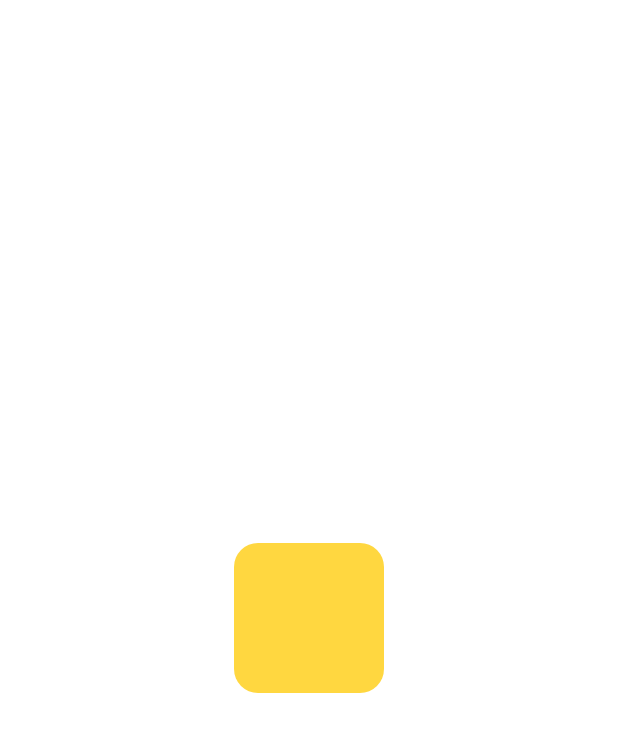
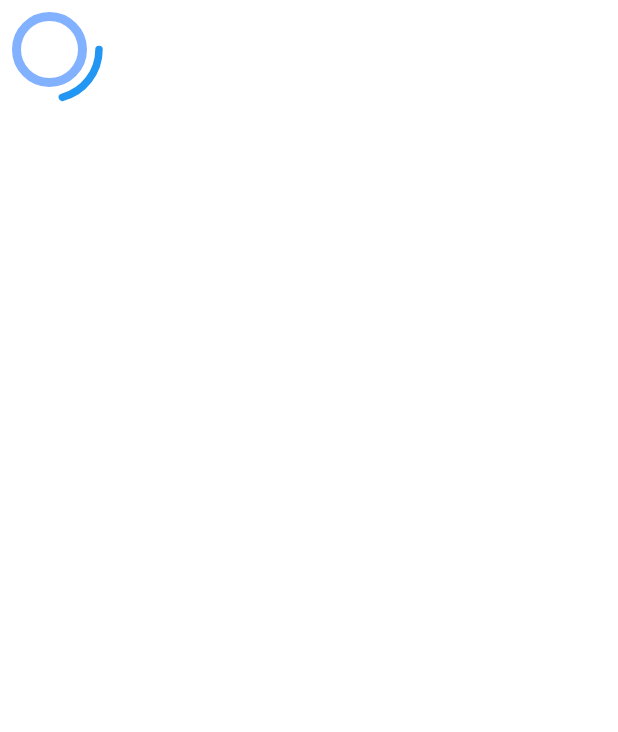
Before and after one commit to ptthien1012/flutter-base, a Flutter app: the screen it shows after launch, on a phone screen of 412 x 824 dp. Shown: the top 732 px of the screen. Run offline on Flutter 3.47's test engine with Material 2 defaults, Android fonts, the phone set to English and light mode, and no system bars; our stand-ins replace auto_route, dio, easy_localization, flutter_bloc, flutter_dotenv, freezed_annotation and 8 more; missing offline and left inert: awesome_dio_interceptor; accounts and stored records are empty; generated files the repository leaves out were written again.

Commit message:
save code

```diff
--- a/lib/core/util/tool/ui_tool.dart
+++ b/lib/core/util/tool/ui_tool.dart
@@ -2,10 +2,10 @@ import 'package:flutter/material.dart';
 
 class UiTool {
   double getScreenWidth({required BuildContext context}) {
-    return MediaQuery.of(context).size.width;
+    return MediaQuery.sizeOf(context).width;
   }
 
   double getScreenHeight({required BuildContext context}) {
-    return MediaQuery.of(context).size.height;
+    return MediaQuery.sizeOf(context).height;
   }
 }
--- /dev/null
+++ b/lib/data/data_source/local/pokemon_pref/pokemon_pref_helper.dart
@@ -0,0 +1 @@
+abstract class PokemonPrefHelper {}
--- a/lib/data/data_source/remote/network/network_api_service.dart
+++ b/lib/data/data_source/remote/network/network_api_service.dart
@@ -10,7 +10,7 @@ class NetworkApiService {
 
   Future<Dio> init() async {
     try {
-      await dotenv.load(fileName: 'assets/env/.env');
+      await dotenv.load(fileName: 'assets/env/develop.env');
       dio = Dio(
         BaseOptions(
           baseUrl: '${dotenv.get('BASE_URL')}${dotenv.get('VERSION_CODE')}',
--- a/lib/data/data_source/remote/network/pokemon_data_source.dart
+++ b/lib/data/data_source/remote/network/pokemon_data_source.dart
@@ -1,6 +1,7 @@
 import 'package:dio/dio.dart';
 import 'package:flutter_base/core/app/injection/injection.dart';
 import 'package:flutter_base/data/data_source/remote/queries/list_pokemon_query.model.dart';
+import 'package:flutter_base/data/model/pokemon_model_response/list_pokemon_response.model.dart';
 import 'package:flutter_base/data/model/pokemon_model_response/pokemon.model.dart';
 import 'package:retrofit/retrofit.dart';
 
@@ -14,6 +15,6 @@ abstract class PokemonDataSource {
   }
 
   @GET("/pokemon")
-  Future<HttpResponse<PokemonModel>> getPokemon(
+  Future<HttpResponse<ListPokemonResponseModel>> getPokemon(
       @Queries() ListPokemonQueryModel query);
 }
--- a/lib/data/repository/pokemon_repository/pokemon_repository_impl.dart
+++ b/lib/data/repository/pokemon_repository/pokemon_repository_impl.dart
@@ -3,6 +3,7 @@ import 'package:flutter_base/core/util/data/data_state.dart';
 import 'package:flutter_base/data/data_source/remote/base/base_api_response.dart';
 import 'package:flutter_base/data/data_source/remote/network/pokemon_data_source.dart';
 import 'package:flutter_base/data/data_source/remote/queries/list_pokemon_query.model.dart';
+import 'package:flutter_base/data/model/pokemon_model_response/list_pokemon_response.model.dart';
 import 'package:flutter_base/data/model/pokemon_model_response/pokemon.model.dart';
 import 'package:flutter_base/domain/repository/pokemon_repository.dart';
 
@@ -10,7 +11,7 @@ class PokemonRepositoryImpl extends BaseApiResponse
     implements PokemonRepository {
   final PokemonDataSource _pokemonDataSource = getIt.get<PokemonDataSource>();
   @override
-  Future<DataState<PokemonModel>> fetchPokemon({
+  Future<DataState<ListPokemonResponseModel>> fetchPokemon({
     required int offset,
     int? limit,
   }) {
--- a/lib/domain/repository/pokemon_repository.dart
+++ b/lib/domain/repository/pokemon_repository.dart
@@ -1,7 +1,8 @@
 import 'package:flutter_base/core/util/data/data_state.dart';
+import 'package:flutter_base/data/model/pokemon_model_response/list_pokemon_response.model.dart';
 import 'package:flutter_base/data/model/pokemon_model_response/pokemon.model.dart';
 
 abstract class PokemonRepository {
-  Future<DataState<PokemonModel>> fetchPokemon(
+  Future<DataState<ListPokemonResponseModel>> fetchPokemon(
       {required int offset, int limit = 20});
 }
--- a/lib/main.dart
+++ b/lib/main.dart
@@ -13,7 +13,6 @@ final _appRouter = AppRouter();
 Future<void> main() async {
   await Hive.initFlutter();
   await Future.wait([
-    dotenv.load(fileName: 'assets/env/.env'),
     initializeDependencies(),
     EasyLocalization.ensureInitialized(),
     SystemChrome.setPreferredOrientations([
@@ -44,15 +43,6 @@ class MyApp extends StatelessWidget {
   // This widget is the root of your application.
   @override
   Widget build(BuildContext context) {
-    return MyAppView();
-  }
-}
-
-class MyAppView extends StatelessWidget {
-  MyAppView({super.key});
-
-  @override
-  Widget build(BuildContext context) {
     return MaterialApp.router(
       localizationsDelegates: context.localizationDelegates,
       supportedLocales: context.supportedLocales,
--- a/lib/view/screen/home_screen/cubit/pokemon_state.dart
+++ b/lib/view/screen/home_screen/cubit/pokemon_state.dart
@@ -2,7 +2,10 @@ part of 'pokemon_cubit.dart';
 
 @freezed
 class PokemonState with _$PokemonState {
-  const factory PokemonState(
-      {@Default([]) List<PokemonModel> listPokemon,
-      @Default(20) int offset}) = _PokemonState;
+  const factory PokemonState({
+    @Default([]) List<PokemonModel> listPokemon,
+    @Default(20) int offset,
+    @Default([]) List<CameraModel> listCamera,
+    CameraModel? selectedCamera,
+  }) = _PokemonState;
 }
--- a/lib/view/screen/home_screen/home_page.dart
+++ b/lib/view/screen/home_screen/home_page.dart
@@ -1,5 +1,8 @@
+import 'dart:math';
+
 import 'package:auto_route/auto_route.dart';
 import 'package:flutter/material.dart';
+import 'package:flutter_base/core/util/tool/ui_tool.dart';
 import 'package:flutter_base/view/screen/home_screen/cubit/pokemon_cubit.dart';
 import 'package:flutter_bloc/flutter_bloc.dart';
 
@@ -14,28 +17,160 @@ class HomePage extends StatelessWidget {
   }
 }
 
-class HomeView extends StatelessWidget {
+class HomeView extends StatefulWidget {
   const HomeView({super.key});
 
+  @override
+  State<HomeView> createState() => _HomeViewState();
+}
+
+class _HomeViewState extends State<HomeView> {
+  double angle = 0;
+  Offset positionItem = Offset.zero;
+  Offset panDown = Offset.zero;
   @override
   Widget build(BuildContext context) {
     return Scaffold(
       backgroundColor: Colors.white,
       body: GestureDetector(
-        onTap: () {
-          context.read<PokemonCubit>().getPokemon();
+        behavior: HitTestBehavior.deferToChild,
+        onPanDown: (details) {
+          // double distance = sqrt(pow(details.localPosition.dx - panDown.dx, 2) +
+          //     pow(details.localPosition.dy - panDown.dy, 2));
+          // bool isInside = distance <= 20;
+          // if (isInside) {
+
+          // }
+          setState(() {
+            panDown = details.localPosition;
+          });
+        },
+        onPanEnd: (details) {
+          setState(() {
+            panDown = Offset.zero;
+          });
+        },
+        onPanUpdate: (details) {
+          double dxCalculate = details.localPosition.dx - panDown.dx;
+          double dyCalculate = details.localPosition.dy - panDown.dy;
+
+          // Calculate the new angle based on the drag position
+          double newAngle = atan2(dxCalculate, dyCalculate) * 180 / pi - 30;
+
+          setState(() {
+            angle = -newAngle;
+          });
         },
         child: Container(
-            child: Center(
-          child: Container(
-            height: 100,
-            width: 100,
-            decoration: BoxDecoration(
-                color: Colors.amberAccent,
-                borderRadius: BorderRadius.all(Radius.circular(16))),
+          color: Colors.transparent,
+          height: UiTool().getScreenHeight(context: context),
+          width: UiTool().getScreenWidth(context: context),
+          child: Stack(
+            children: [
+              Positioned(
+                  left: panDown.dx,
+                  top: panDown.dy,
+                  child: AnimatedSwitcher(
+                    reverseDuration: const Duration(milliseconds: 300),
+                    duration: const Duration(milliseconds: 300),
+                    child: (panDown.dx == 0 && panDown.dy == 0)
+                        ? const SizedBox()
+                        : Container(
+                            width: 20,
+                            height: 20,
+                            decoration: BoxDecoration(
+                              color: Colors.grey.withOpacity(0.3),
+                              shape: BoxShape.circle,
+                            ),
+                          ),
+                  )),
+              CameraItem(angle: angle)
+            ],
           ),
-        )),
+        ),
       ),
     );
   }
 }
+
+class CameraItem extends StatefulWidget {
+  final double angle;
+  const CameraItem({super.key, required this.angle});
+
+  @override
+  State<CameraItem> createState() => _CameraItemState();
+}
+
+class _CameraItemState extends State<CameraItem> {
+  Offset positionItem = Offset.zero;
+
+  @override
+  Widget build(BuildContext context) {
+    return Positioned(
+      left: positionItem.dx,
+      top: positionItem.dy,
+      child: GestureDetector(
+        onVerticalDragUpdate: (details) {
+          setState(() {
+            positionItem = Offset(
+                details.globalPosition.dx - 40, details.globalPosition.dy - 40);
+          });
+        },
+        child: CustomPaint(
+          painter: CircleWithAnglePainter(angle: 75, startAngle: widget.angle),
+          size: const Size(40, 40),
+          child: Padding(
+            padding: const EdgeInsets.all(8.0),
+            child: Container(
+              width: 50,
+              height: 50,
+              decoration: BoxDecoration(
+                border: Border.all(color: Colors.blueAccent.shade100, width: 6),
+                shape: BoxShape.circle,
+                color: Colors.white,
+              ),
+            ),
+          ),
+        ),
+      ),
+    );
+  }
+}
+
+class CircleWithAnglePainter extends CustomPainter {
+  final double angle; // Angle in degrees
+  final double startAngle;
+
+  CircleWithAnglePainter({
+    required this.angle,
+    required this.startAngle,
+  });
+
+  @override
+  void paint(Canvas canvas, Size size) {
+    Paint paint = Paint()
+      ..color = Colors.blue
+      ..style = PaintingStyle.stroke
+      ..strokeCap = StrokeCap.round
+      ..strokeWidth = 5.0;
+
+    double radius = size.width / 2;
+    double centerX = size.width / 2;
+    double centerY = size.height / 2;
+    double sweepAngle = (angle * pi / 180);
+    double sweepAngleCalculate = (startAngle * pi / 180);
+    // Draw the circular arc
+    canvas.drawArc(
+      Rect.fromCircle(center: Offset(centerX, centerY), radius: radius),
+      sweepAngleCalculate,
+      sweepAngle,
+      false,
+      paint,
+    );
+  }
+
+  @override
+  bool shouldRepaint(CustomPainter oldDelegate) {
+    return true;
+  }
+}
```
Also changed, not shown: lib/data/model/camera_model/camera.model.dart (added, +18 -0 lines), lib/data/model/pokemon_model_response/list_pokemon_response.model.dart (added, +18 -0 lines), lib/data/model/pokemon_model_response/pokemon.model.dart (+4 -16 lines), lib/view/screen/home_screen/cubit/pokemon_cubit.dart (+19 -1 lines), lib/generated/assets.gen.dart, 5 other files.
